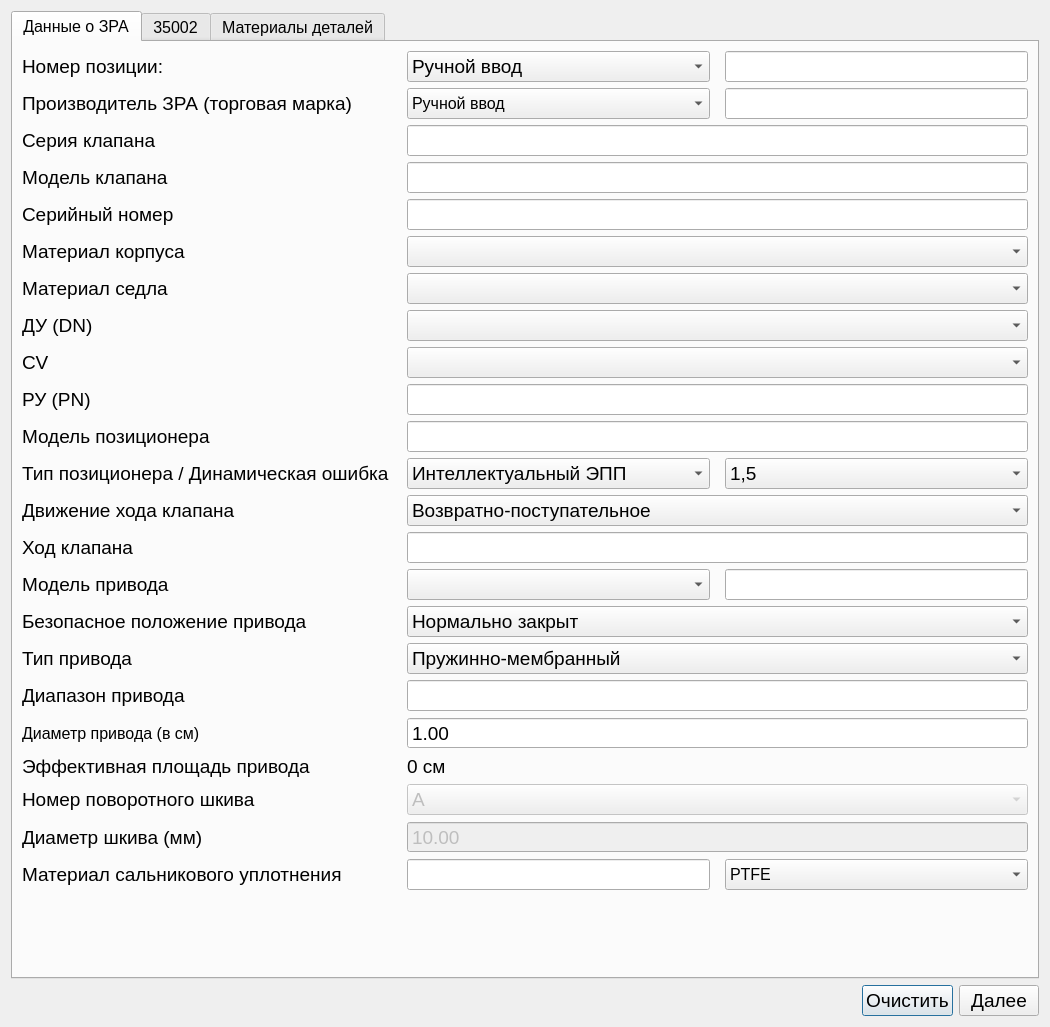
First picture: the form in ValveWindow.ui, repository Rekvim/MpiSdk, before the edit.
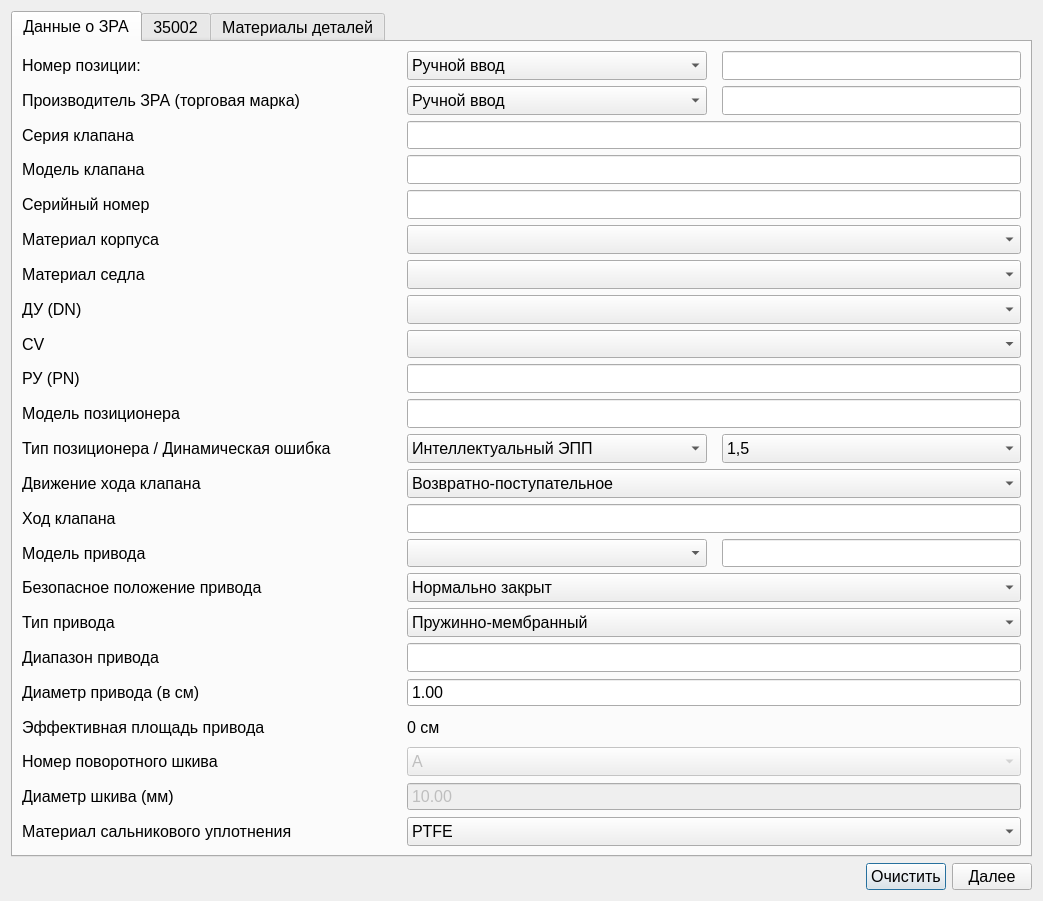
Second picture: the form after the edit.

```diff
--- a/ValveWindow.ui
+++ b/ValveWindow.ui
@@ -6,10 +6,16 @@
    <rect>
     <x>0</x>
     <y>0</y>
-    <width>1050</width>
-    <height>1027</height>
+    <width>1043</width>
+    <height>901</height>
    </rect>
   </property>
+  <property name="sizePolicy">
+   <sizepolicy hsizetype="Fixed" vsizetype="Preferred">
+    <horstretch>0</horstretch>
+    <verstretch>0</verstretch>
+   </sizepolicy>
+  </property>
   <property name="font">
    <font>
     <pointsize>10</pointsize>
@@ -21,6 +27,12 @@
   <layout class="QVBoxLayout" name="verticalLayout">
    <item>
     <widget class="QTabWidget" name="tabWidget_Data">
+     <property name="sizePolicy">
+      <sizepolicy hsizetype="Expanding" vsizetype="Preferred">
+       <horstretch>0</horstretch>
+       <verstretch>0</verstretch>
+      </sizepolicy>
+     </property>
      <property name="font">
       <font>
        <pointsize>12</pointsize>
@@ -55,7 +67,7 @@
            </property>
            <property name="font">
             <font>
-             <pointsize>14</pointsize>
+             <pointsize>12</pointsize>
             </font>
            </property>
            <property name="text">
@@ -66,14 +78,14 @@
          <item>
           <widget class="QComboBox" name="comboBox_positionNumber">
            <property name="sizePolicy">
-            <sizepolicy hsizetype="Expanding" vsizetype="Fixed">
+            <sizepolicy hsizetype="Expanding" vsizetype="Preferred">
              <horstretch>0</horstretch>
              <verstretch>0</verstretch>
             </sizepolicy>
            </property>
            <property name="font">
             <font>
-             <pointsize>14</pointsize>
+             <pointsize>12</pointsize>
             </font>
            </property>
            <item>
@@ -86,14 +98,14 @@
          <item>
           <widget class="QLineEdit" name="lineEdit_positionNumber">
            <property name="sizePolicy">
-            <sizepolicy hsizetype="Expanding" vsizetype="Fixed">
+            <sizepolicy hsizetype="Expanding" vsizetype="Preferred">
              <horstretch>0</horstretch>
              <verstretch>0</verstretch>
             </sizepolicy>
            </property>
            <property name="font">
             <font>
-             <pointsize>14</pointsize>
+             <pointsize>12</pointsize>
             </font>
            </property>
           </widget>
@@ -127,7 +139,7 @@
            </property>
            <property name="font">
             <font>
-             <pointsize>14</pointsize>
+             <pointsize>12</pointsize>
             </font>
            </property>
            <property name="text">
@@ -149,6 +161,11 @@
              <height>0</height>
             </size>
            </property>
+           <property name="font">
+            <font>
+             <pointsize>12</pointsize>
+            </font>
+           </property>
            <item>
             <property name="text">
              <string>Ручной ввод</string>
@@ -159,14 +176,14 @@
          <item>
           <widget class="QLineEdit" name="lineEdit_manufacturer">
            <property name="sizePolicy">
-            <sizepolicy hsizetype="Expanding" vsizetype="Fixed">
+            <sizepolicy hsizetype="Expanding" vsizetype="Preferred">
              <horstretch>0</horstretch>
              <verstretch>0</verstretch>
             </sizepolicy>
            </property>
            <property name="font">
             <font>
-             <pointsize>14</pointsize>
+             <pointsize>12</pointsize>
             </font>
            </property>
           </widget>
@@ -194,7 +211,7 @@
            </property>
            <property name="font">
             <font>
-             <pointsize>14</pointsize>
+             <pointsize>12</pointsize>
             </font>
            </property>
            <property name="text">
@@ -204,9 +221,15 @@
          </item>
          <item>
           <widget class="QLineEdit" name="lineEdit_valveSeries">
+           <property name="sizePolicy">
+            <sizepolicy hsizetype="Expanding" vsizetype="Preferred">
+             <horstretch>0</horstretch>
+             <verstretch>0</verstretch>
+            </sizepolicy>
+           </property>
            <property name="font">
             <font>
-             <pointsize>14</pointsize>
+             <pointsize>12</pointsize>
             </font>
            </property>
           </widget>
@@ -234,7 +257,7 @@
            </property>
            <property name="font">
             <font>
-             <pointsize>14</pointsize>
+             <pointsize>12</pointsize>
             </font>
            </property>
            <property name="text">
@@ -244,9 +267,15 @@
          </item>
          <item>
           <widget class="QLineEdit" name="lineEdit_valveModel">
+           <property name="sizePolicy">
+            <sizepolicy hsizetype="Expanding" vsizetype="Preferred">
+             <horstretch>0</horstretch>
+             <verstretch>0</verstretch>
+            </sizepolicy>
+           </property>
            <property name="font">
             <font>
-             <pointsize>14</pointsize>
+             <pointsize>12</pointsize>
             </font>
            </property>
           </widget>
@@ -274,7 +303,7 @@
            </property>
            <property name="font">
             <font>
-             <pointsize>14</pointsize>
+             <pointsize>12</pointsize>
             </font>
            </property>
            <property name="text">
@@ -284,9 +313,15 @@
          </item>
          <item>
           <widget class="QLineEdit" name="lineEdit_serial">
+           <property name="sizePolicy">
+            <sizepolicy hsizetype="Expanding" vsizetype="Preferred">
+             <horstretch>0</horstretch>
+             <verstretch>0</verstretch>
+            </sizepolicy>
+           </property>
            <property name="font">
             <font>
-             <pointsize>14</pointsize>
+             <pointsize>12</pointsize>
             </font>
            </property>
           </widget>
@@ -314,7 +349,7 @@
            </property>
            <property name="font">
             <font>
-             <pointsize>14</pointsize>
+             <pointsize>12</pointsize>
             </font>
            </property>
            <property name="text">
@@ -324,6 +359,12 @@
          </item>
          <item>
           <widget class="QComboBox" name="comboBox_materialBody">
+           <property name="sizePolicy">
+            <sizepolicy hsizetype="Preferred" vsizetype="Preferred">
+             <horstretch>0</horstretch>
+             <verstretch>0</verstretch>
+            </sizepolicy>
+           </property>
            <property name="minimumSize">
             <size>
              <width>0</width>
@@ -332,7 +373,7 @@
            </property>
            <property name="font">
             <font>
-             <pointsize>14</pointsize>
+             <pointsize>12</pointsize>
             </font>
            </property>
           </widget>
@@ -360,7 +401,7 @@
            </property>
            <property name="font">
             <font>
-             <pointsize>14</pointsize>
+             <pointsize>12</pointsize>
             </font>
            </property>
            <property name="text">
@@ -370,9 +411,15 @@
          </item>
          <item>
           <widget class="QComboBox" name="comboBox_materialSaddle">
+           <property name="sizePolicy">
+            <sizepolicy hsizetype="Preferred" vsizetype="Preferred">
+             <horstretch>0</horstretch>
+             <verstretch>0</verstretch>
+            </sizepolicy>
+           </property>
            <property name="font">
             <font>
-             <pointsize>14</pointsize>
+             <pointsize>12</pointsize>
             </font>
            </property>
           </widget>
@@ -400,7 +447,7 @@
            </property>
            <property name="font">
             <font>
-             <pointsize>14</pointsize>
+             <pointsize>12</pointsize>
             </font>
            </property>
            <property name="text">
@@ -411,7 +458,7 @@
          <item>
           <widget class="QComboBox" name="comboBox_DN">
            <property name="sizePolicy">
-            <sizepolicy hsizetype="Preferred" vsizetype="Fixed">
+            <sizepolicy hsizetype="Preferred" vsizetype="Preferred">
              <horstretch>0</horstretch>
              <verstretch>0</verstretch>
             </sizepolicy>
@@ -424,7 +471,7 @@
            </property>
            <property name="font">
             <font>
-             <pointsize>14</pointsize>
+             <pointsize>12</pointsize>
             </font>
            </property>
           </widget>
@@ -452,7 +499,7 @@
            </property>
            <property name="font">
             <font>
-             <pointsize>14</pointsize>
+             <pointsize>12</pointsize>
             </font>
            </property>
            <property name="text">
@@ -462,9 +509,15 @@
          </item>
          <item>
           <widget class="QComboBox" name="comboBox_CV">
+           <property name="sizePolicy">
+            <sizepolicy hsizetype="Preferred" vsizetype="Preferred">
+             <horstretch>0</horstretch>
+             <verstretch>0</verstretch>
+            </sizepolicy>
+           </property>
            <property name="font">
             <font>
-             <pointsize>14</pointsize>
+             <pointsize>12</pointsize>
             </font>
            </property>
           </widget>
@@ -492,7 +545,7 @@
            </property>
            <property name="font">
             <font>
-             <pointsize>14</pointsize>
+             <pointsize>12</pointsize>
             </font>
            </property>
            <property name="text">
@@ -503,14 +556,14 @@
          <item>
           <widget class="QLineEdit" name="lineEdit_PN">
            <property name="sizePolicy">
-            <sizepolicy hsizetype="Expanding" vsizetype="Fixed">
+            <sizepolicy hsizetype="Expanding" vsizetype="Preferred">
              <horstretch>0</horstretch>
              <verstretch>0</verstretch>
             </sizepolicy>
            </property>
            <property name="font">
             <font>
-             <pointsize>14</pointsize>
+             <pointsize>12</pointsize>
             </font>
            </property>
           </widget>
@@ -538,7 +591,7 @@
            </property>
            <property name="font">
             <font>
-             <pointsize>14</pointsize>
+             <pointsize>12</pointsize>
             </font>
            </property>
            <property name="text">
@@ -548,9 +601,15 @@
          </item>
          <item>
           <widget class="QLineEdit" name="lineEdit_positionerModel">
+           <property name="sizePolicy">
+            <sizepolicy hsizetype="Expanding" vsizetype="Preferred">
+             <horstretch>0</horstretch>
+             <verstretch>0</verstretch>
+            </sizepolicy>
+           </property>
            <property name="font">
             <font>
-             <pointsize>14</pointsize>
+             <pointsize>12</pointsize>
             </font>
            </property>
           </widget>
@@ -578,7 +637,7 @@
            </property>
            <property name="font">
             <font>
-             <pointsize>14</pointsize>
+             <pointsize>12</pointsize>
             </font>
            </property>
            <property name="text">
@@ -596,7 +655,7 @@
            </property>
            <property name="font">
             <font>
-             <pointsize>14</pointsize>
+             <pointsize>12</pointsize>
             </font>
            </property>
            <item>
@@ -619,14 +678,14 @@
          <item>
           <widget class="QComboBox" name="comboBox_dinamicError">
            <property name="sizePolicy">
-            <sizepolicy hsizetype="Expanding" vsizetype="Fixed">
+            <sizepolicy hsizetype="Expanding" vsizetype="Preferred">
              <horstretch>0</horstretch>
              <verstretch>0</verstretch>
             </sizepolicy>
            </property>
            <property name="font">
             <font>
-             <pointsize>14</pointsize>
+             <pointsize>12</pointsize>
             </font>
            </property>
            <item>
@@ -664,7 +723,7 @@
            </property>
            <property name="font">
             <font>
-             <pointsize>14</pointsize>
+             <pointsize>12</pointsize>
             </font>
            </property>
            <property name="text">
@@ -674,9 +733,15 @@
          </item>
          <item>
           <widget class="QComboBox" name="comboBox_stroke_movement">
+           <property name="sizePolicy">
+            <sizepolicy hsizetype="Preferred" vsizetype="Preferred">
+             <horstretch>0</horstretch>
+             <verstretch>0</verstretch>
+            </sizepolicy>
+           </property>
            <property name="font">
             <font>
-             <pointsize>14</pointsize>
+             <pointsize>12</pointsize>
             </font>
            </property>
            <item>
@@ -714,7 +779,7 @@
            </property>
            <property name="font">
             <font>
-             <pointsize>14</pointsize>
+             <pointsize>12</pointsize>
             </font>
            </property>
            <property name="text">
@@ -724,9 +789,15 @@
          </item>
          <item>
           <widget class="QLineEdit" name="lineEdit_valveStroke">
+           <property name="sizePolicy">
+            <sizepolicy hsizetype="Expanding" vsizetype="Preferred">
+             <horstretch>0</horstretch>
+             <verstretch>0</verstretch>
+            </sizepolicy>
+           </property>
            <property name="font">
             <font>
-             <pointsize>14</pointsize>
+             <pointsize>12</pointsize>
             </font>
            </property>
           </widget>
@@ -754,7 +825,7 @@
            </property>
            <property name="font">
             <font>
-             <pointsize>14</pointsize>
+             <pointsize>12</pointsize>
             </font>
            </property>
            <property name="text">
@@ -765,7 +836,7 @@
          <item>
           <widget class="QComboBox" name="comboBox_driveModel">
            <property name="sizePolicy">
-            <sizepolicy hsizetype="Expanding" vsizetype="Fixed">
+            <sizepolicy hsizetype="Expanding" vsizetype="Preferred">
              <horstretch>0</horstretch>
              <verstretch>0</verstretch>
             </sizepolicy>
@@ -778,16 +849,22 @@
            </property>
            <property name="font">
             <font>
-             <pointsize>14</pointsize>
+             <pointsize>12</pointsize>
             </font>
            </property>
           </widget>
          </item>
          <item>
           <widget class="QLineEdit" name="lineEdit_driveModel">
+           <property name="sizePolicy">
+            <sizepolicy hsizetype="Expanding" vsizetype="Preferred">
+             <horstretch>0</horstretch>
+             <verstretch>0</verstretch>
+            </sizepolicy>
+           </property>
            <property name="font">
             <font>
-             <pointsize>14</pointsize>
+             <pointsize>12</pointsize>
             </font>
            </property>
           </widget>
@@ -815,7 +892,7 @@
            </property>
            <property name="font">
             <font>
-             <pointsize>14</pointsize>
+             <pointsize>12</pointsize>
             </font>
            </property>
            <property name="text">
@@ -825,9 +902,15 @@
          </item>
          <item>
           <widget class="QComboBox" name="comboBox_safePosition">
+           <property name="sizePolicy">
+            <sizepolicy hsizetype="Preferred" vsizetype="Preferred">
+             <horstretch>0</horstretch>
+             <verstretch>0</verstretch>
+            </sizepolicy>
+           </property>
            <property name="font">
             <font>
-             <pointsize>14</pointsize>
+             <pointsize>12</pointsize>
             </font>
            </property>
            <item>
@@ -865,7 +948,7 @@
            </property>
            <property name="font">
             <font>
-             <pointsize>14</pointsize>
+             <pointsize>12</pointsize>
             </font>
            </property>
            <property name="text">
@@ -875,9 +958,15 @@
          </item>
          <item>
           <widget class="QComboBox" name="comboBox_driveType">
+           <property name="sizePolicy">
+            <sizepolicy hsizetype="Preferred" vsizetype="Preferred">
+             <horstretch>0</horstretch>
+             <verstretch>0</verstretch>
+            </sizepolicy>
+           </property>
            <property name="font">
             <font>
-             <pointsize>14</pointsize>
+             <pointsize>12</pointsize>
             </font>
            </property>
            <item>
@@ -915,7 +1004,7 @@
            </property>
            <property name="font">
             <font>
-             <pointsize>14</pointsize>
+             <pointsize>12</pointsize>
             </font>
            </property>
            <property name="text">
@@ -925,9 +1014,15 @@
          </item>
          <item>
           <widget class="QLineEdit" name="lineEdit_range">
+           <property name="sizePolicy">
+            <sizepolicy hsizetype="Expanding" vsizetype="Preferred">
+             <horstretch>0</horstretch>
+             <verstretch>0</verstretch>
+            </sizepolicy>
+           </property>
            <property name="font">
             <font>
-             <pointsize>14</pointsize>
+             <pointsize>12</pointsize>
             </font>
            </property>
           </widget>
@@ -953,6 +1048,11 @@
              <height>16777215</height>
             </size>
            </property>
+           <property name="font">
+            <font>
+             <pointsize>12</pointsize>
+            </font>
+           </property>
            <property name="text">
             <string>Диаметр привода (в см)</string>
            </property>
@@ -960,9 +1060,15 @@
          </item>
          <item>
           <widget class="QDoubleSpinBox" name="doubleSpinBox_diameter">
+           <property name="sizePolicy">
+            <sizepolicy hsizetype="Minimum" vsizetype="Preferred">
+             <horstretch>0</horstretch>
+             <verstretch>0</verstretch>
+            </sizepolicy>
+           </property>
            <property name="font">
             <font>
-             <pointsize>14</pointsize>
+             <pointsize>12</pointsize>
             </font>
            </property>
            <property name="buttonSymbols">
@@ -999,7 +1105,7 @@
            </property>
            <property name="font">
             <font>
-             <pointsize>14</pointsize>
+             <pointsize>12</pointsize>
             </font>
            </property>
            <property name="text">
@@ -1011,7 +1117,7 @@
           <widget class="QLabel" name="label_square">
            <property name="font">
             <font>
-             <pointsize>14</pointsize>
+             <pointsize>12</pointsize>
             </font>
            </property>
            <property name="text">
@@ -1042,7 +1148,7 @@
            </property>
            <property name="font">
             <font>
-             <pointsize>14</pointsize>
+             <pointsize>12</pointsize>
             </font>
            </property>
            <property name="text">
@@ -1055,9 +1161,15 @@
            <property name="enabled">
             <bool>false</bool>
            </property>
+           <property name="sizePolicy">
+            <sizepolicy hsizetype="Preferred" vsizetype="Preferred">
+             <horstretch>0</horstretch>
+             <verstretch>0</verstretch>
+            </sizepolicy>
+           </property>
            <property name="font">
             <font>
-             <pointsize>14</pointsize>
+             <pointsize>12</pointsize>
             </font>
            </property>
            <item>
@@ -1110,7 +1222,7 @@
            </property>
            <property name="font">
             <font>
-             <pointsize>14</pointsize>
+             <pointsize>12</pointsize>
             </font>
            </property>
            <property name="text">
@@ -1123,9 +1235,15 @@
            <property name="enabled">
             <bool>false</bool>
            </property>
+           <property name="sizePolicy">
+            <sizepolicy hsizetype="Minimum" vsizetype="Preferred">
+             <horstretch>0</horstretch>
+             <verstretch>0</verstretch>
+            </sizepolicy>
+           </property>
            <property name="font">
             <font>
-             <pointsize>14</pointsize>
+             <pointsize>12</pointsize>
             </font>
            </property>
            <property name="buttonSymbols">
@@ -1165,7 +1283,7 @@
            </property>
            <property name="font">
             <font>
-             <pointsize>14</pointsize>
+             <pointsize>12</pointsize>
             </font>
            </property>
            <property name="text">
@@ -1173,21 +1291,6 @@
            </property>
           </widget>
          </item>
-         <item>
-          <widget class="QLineEdit" name="lineEdit_materialStuffingBoxSeal">
-           <property name="sizePolicy">
-            <sizepolicy hsizetype="Preferred" vsizetype="Preferred">
-             <horstretch>0</horstretch>
-             <verstretch>0</verstretch>
-            </sizepolicy>
-           </property>
-           <property name="font">
-            <font>
-             <pointsize>14</pointsize>
-            </font>
-           </property>
-          </widget>
-         </item>
          <item>
           <widget class="QComboBox" name="comboBox_materialStuffingBoxSeal">
            <property name="sizePolicy">
@@ -1196,6 +1299,11 @@
              <verstretch>0</verstretch>
             </sizepolicy>
            </property>
+           <property name="font">
+            <font>
+             <pointsize>12</pointsize>
+            </font>
+           </property>
            <item>
             <property name="text">
              <string>PTFE</string>
@@ -1210,19 +1318,6 @@
          </item>
         </layout>
        </item>
-       <item>
-        <spacer name="verticalSpacer">
-         <property name="orientation">
-          <enum>Qt::Orientation::Vertical</enum>
-         </property>
-         <property name="sizeHint" stdset="0">
-          <size>
-           <width>20</width>
-           <height>40</height>
-          </size>
-         </property>
-        </spacer>
-       </item>
       </layout>
      </widget>
      <widget class="QWidget" name="tab">
@@ -1677,7 +1772,7 @@
       <widget class="QPushButton" name="pushButton_clear">
        <property name="font">
         <font>
-         <pointsize>14</pointsize>
+         <pointsize>12</pointsize>
         </font>
        </property>
        <property name="text">
@@ -1689,7 +1784,7 @@
       <widget class="QPushButton" name="pushButton">
        <property name="font">
         <font>
-         <pointsize>14</pointsize>
+         <pointsize>12</pointsize>
         </font>
        </property>
        <property name="text">
```
